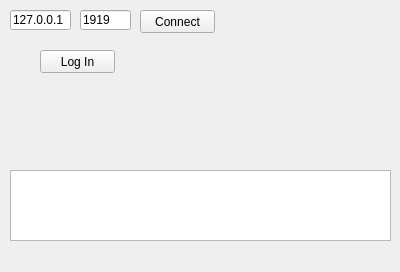
Jasyer/Praktikum, file Client/client.ui: the form before one commit.
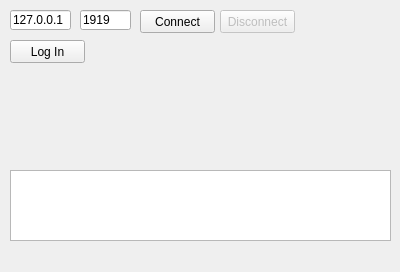
The form after the commit.

Commit message: [fix/add] немного преображен внешний вид client.ui, начато написание сертификатов

Patch:
```diff
--- a/Client/client.ui
+++ b/Client/client.ui
@@ -66,8 +66,8 @@
    <widget class="QPushButton" name="buttonLogIn">
     <property name="geometry">
      <rect>
-      <x>40</x>
-      <y>50</y>
+      <x>10</x>
+      <y>40</y>
       <width>75</width>
       <height>23</height>
      </rect>
@@ -76,6 +76,22 @@
      <string>Log In</string>
     </property>
    </widget>
+   <widget class="QPushButton" name="buttonDisconnect">
+    <property name="enabled">
+     <bool>false</bool>
+    </property>
+    <property name="geometry">
+     <rect>
+      <x>220</x>
+      <y>10</y>
+      <width>75</width>
+      <height>23</height>
+     </rect>
+    </property>
+    <property name="text">
+     <string>Disconnect</string>
+    </property>
+   </widget>
   </widget>
   <widget class="QMenuBar" name="menuBar">
    <property name="geometry">
```
The commit also changes 7 other files.
